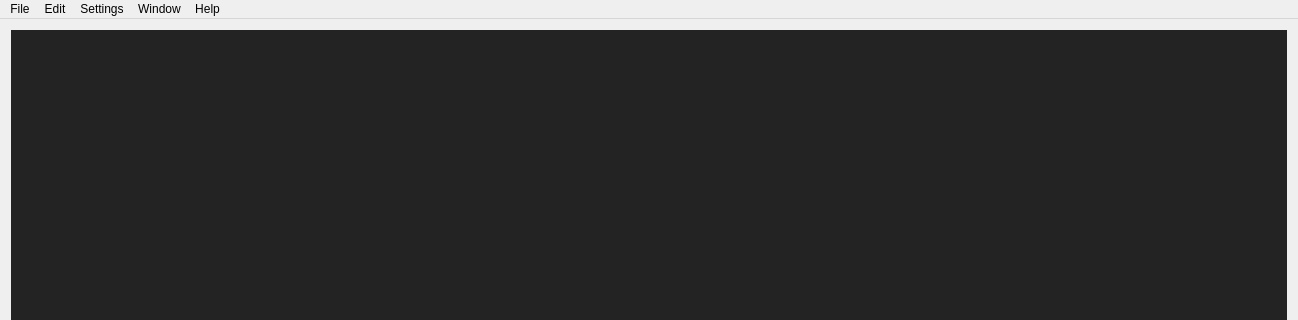
Qt form MainWindow.ui (01Hub/ModelViewer) before a commit; both pictures show x 0 to 1298 and y 0 to 320 of the 1298 by 778 pixel window.
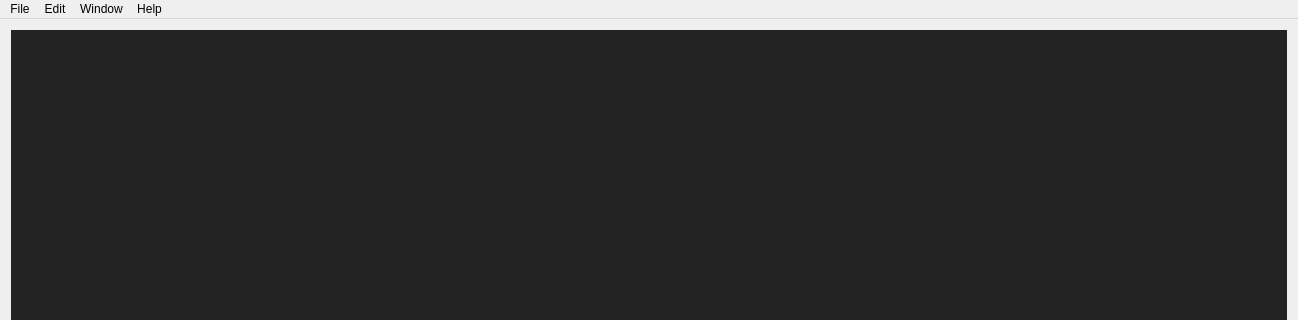
The same form after that commit. Icons and pictures are not drawn.

Commit message: Some updates to Settings dialog

Patch:
```diff
--- a/MainWindow.ui
+++ b/MainWindow.ui
@@ -70,7 +70,7 @@
      <x>0</x>
      <y>0</y>
      <width>1298</width>
-     <height>33</height>
+     <height>23</height>
     </rect>
    </property>
    <widget class="QMenu" name="menuFile">
@@ -117,16 +117,11 @@
     </property>
     <addaction name="actionUndo"/>
     <addaction name="actionRedo"/>
-   </widget>
-   <widget class="QMenu" name="menuSettings">
-    <property name="title">
-     <string>Settings</string>
-    </property>
-    <addaction name="actionClear_UV_Prompt_Settings"/>
+    <addaction name="separator"/>
+    <addaction name="actionSettings"/>
    </widget>
    <addaction name="menuFile"/>
    <addaction name="menuEdit"/>
-   <addaction name="menuSettings"/>
    <addaction name="menuWindows"/>
    <addaction name="menuHelp"/>
   </widget>
```
Left out of the diff: 6 changed lines with no effect on the pictures. The commit also changes 7 other files.
